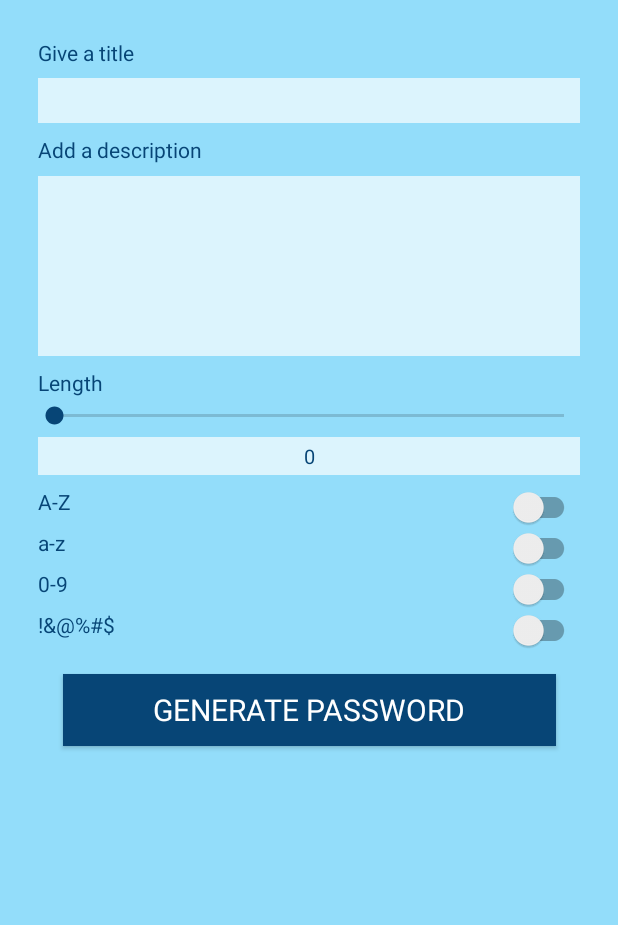
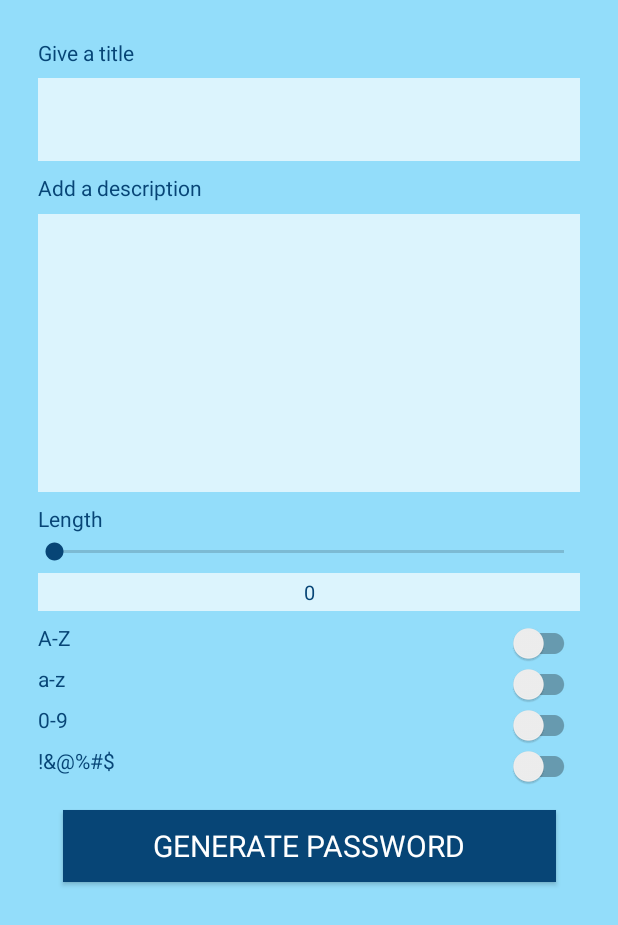
Before and after one commit to nakshatra-bazukaa/SecureD, an Android app: the MakePasswordActivity screen opened directly, with no data from a screen before it, on a phone screen of 412 x 824 dp. Shown: the top 925 px of the screen. Run offline under Robolectric (Android 15) with nearby library versions, the phone set to English and light mode, and no system bars.

Commit message:
Minor improvements in MakePassword.xml

```diff
--- a/Android/app/src/main/res/layout/activity_make_password.xml
+++ b/Android/app/src/main/res/layout/activity_make_password.xml
@@ -24,13 +24,10 @@
     <EditText
         android:id="@+id/act_mk_pwd_et_title"
         android:layout_width="match_parent"
-        android:layout_height="30dp"
+        android:layout_height="55dp"
         android:layout_marginHorizontal="25dp"
         android:paddingBottom="5dp"
-        android:shadowRadius="2"
-        android:shadowColor="#0000ff"
-        android:shadowDx="2"
-        android:shadowDy="4"
+        android:gravity="left|top"
         android:background="@color/colorPrimaryLight"
         app:layout_constraintEnd_toEndOf="parent"
         app:layout_constraintStart_toStartOf="parent"
@@ -52,9 +49,10 @@
     <EditText
         android:id="@+id/act_mk_pwd_et_desc"
         android:layout_width="match_parent"
-        android:layout_height="120dp"
+        android:layout_height="185dp"
         android:layout_marginHorizontal="25dp"
         android:background="@color/colorPrimaryLight"
+        android:gravity="left|top"
         app:layout_constraintEnd_toEndOf="parent"
         app:layout_constraintStart_toStartOf="parent"
         app:layout_constraintTop_toBottomOf="@+id/act_mk_pwd_tv_desc" />
@@ -239,7 +237,6 @@
         android:background="@color/colorAccent"
         app:useMaterialThemeColors = "false"
         android:text="Generate Password"
-        android:shadow=""
         android:elevation="4dp"
         android:gravity="center"
         app:layout_constraintStart_toStartOf="parent"
```
